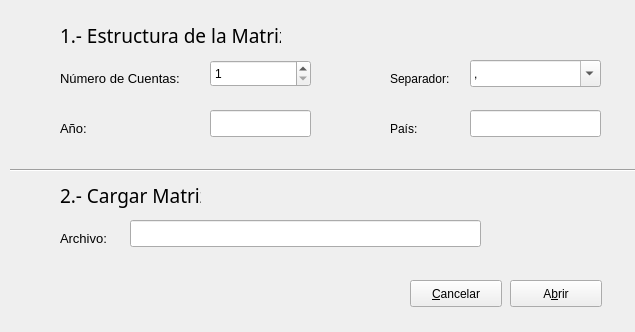
The window that formLoadMatrix.ui (rudmanmrrod/mmcs) describes before a commit, drawn with Qt 5.
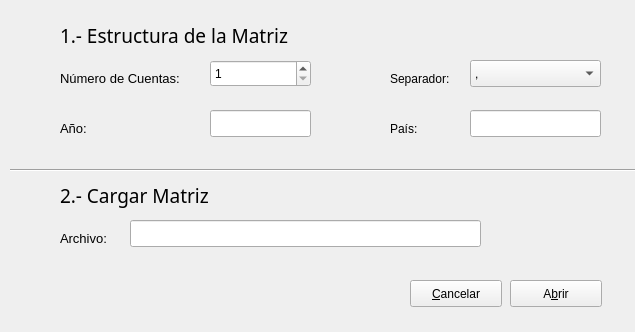
The same window after the commit. Icons and pictures are not drawn.

```diff
--- a/formLoadMatrix.ui
+++ b/formLoadMatrix.ui
@@ -21,7 +21,7 @@
     <rect>
      <x>60</x>
      <y>20</y>
-     <width>221</width>
+     <width>251</width>
      <height>31</height>
     </rect>
    </property>
@@ -42,7 +42,7 @@
     <rect>
      <x>60</x>
      <y>180</y>
-     <width>141</width>
+     <width>171</width>
      <height>31</height>
     </rect>
    </property>
@@ -112,7 +112,7 @@
     </rect>
    </property>
    <property name="editable">
-    <bool>true</bool>
+    <bool>false</bool>
    </property>
    <item>
     <property name="text">
```
